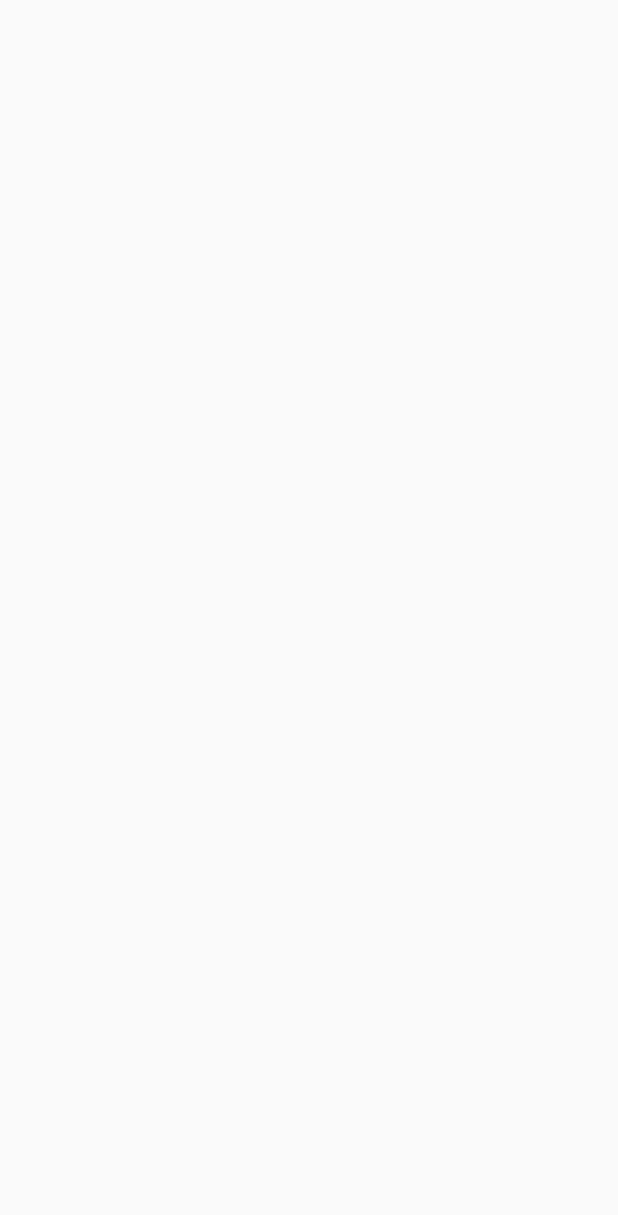
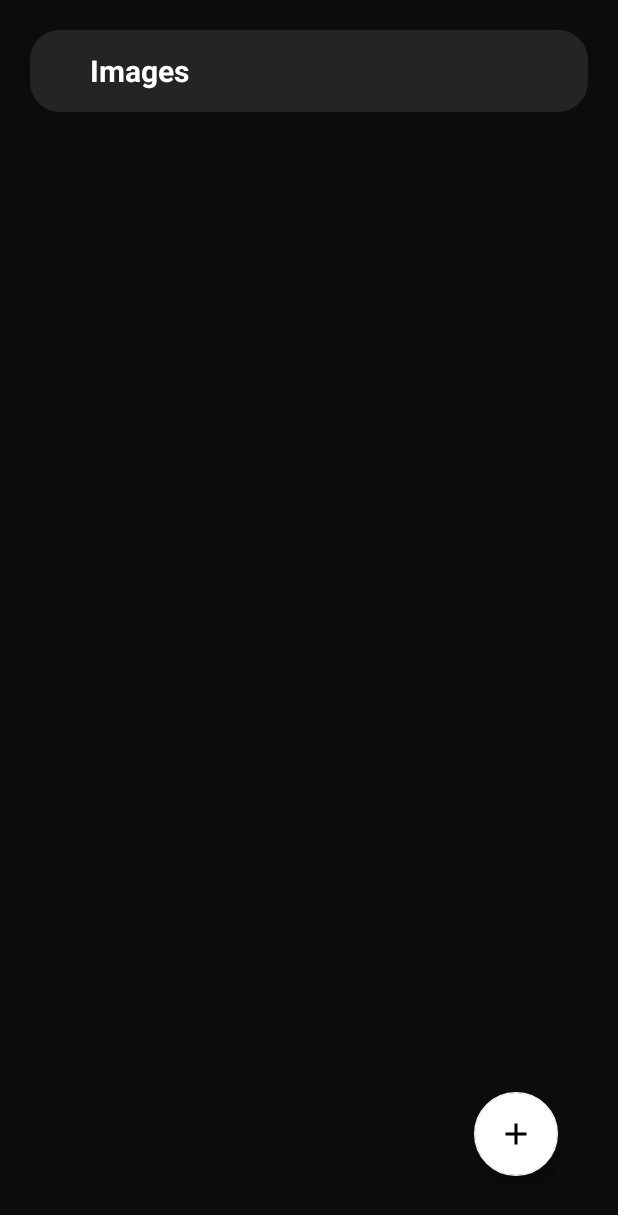
Before and after one commit to manikmmalhotra/Calculator_HiddenVault, an Android app: the imageActivity screen opened directly, with no data from a screen before it, on a phone screen of 412 x 824 dp. Before the commit the part shown is empty. Shown: the top 1215 px of the screen. Run offline under Robolectric (Android 15) with nearby library versions, the phone set to English and light mode, and no system bars.

Commit message:
image activity

```diff
--- a/app/build.gradle
+++ b/app/build.gradle
@@ -41,6 +41,7 @@ dependencies {
     implementation 'androidx.constraintlayout:constraintlayout:2.0.1'
     implementation 'androidx.legacy:legacy-support-v4:1.0.0'
     testImplementation 'junit:junit:4.12'
+    implementation 'com.google.android.material:material:1.3.0-alpha02'
     androidTestImplementation 'androidx.test.ext:junit:1.1.2'
     androidTestImplementation 'androidx.test.espresso:espresso-core:3.3.0'
 }
--- a/app/src/main/java/com/jerry/calculator/FingerprintHandler.kt
+++ b/app/src/main/java/com/jerry/calculator/FingerprintHandler.kt
@@ -64,6 +64,7 @@ class FingerprintHandler(private val context: Context) :
     //onAuthenticationSucceeded is called when a fingerprint has been successfully matched to one of the fingerprints stored on the user’s device//
     override fun onAuthenticationSucceeded(result: FingerprintManager.AuthenticationResult) {
         Toast.makeText(context, "Success!", Toast.LENGTH_LONG).show()
+        startActivity(context, Intent(context,imageActivity::class.java),Bundle())
     }
 
 
--- /dev/null
+++ b/app/src/main/res/drawable/ic_baseline_add_24.xml
@@ -0,0 +1,5 @@
+<vector android:height="30dp" android:tint="#000"
+    android:viewportHeight="24" android:viewportWidth="24"
+    android:width="30dp" xmlns:android="http://schemas.android.com/apk/res/android">
+    <path android:fillColor="#000" android:pathData="M19,13h-6v6h-2v-6H5v-2h6V5h2v6h6v2z"/>
+</vector>
--- a/app/src/main/res/layout/activity_image.xml
+++ b/app/src/main/res/layout/activity_image.xml
@@ -1,9 +1,73 @@
 <?xml version="1.0" encoding="utf-8"?>
-<androidx.constraintlayout.widget.ConstraintLayout xmlns:android="http://schemas.android.com/apk/res/android"
+<androidx.constraintlayout.widget.ConstraintLayout
+    xmlns:android="http://schemas.android.com/apk/res/android"
     xmlns:app="http://schemas.android.com/apk/res-auto"
     xmlns:tools="http://schemas.android.com/tools"
     android:layout_width="match_parent"
     android:layout_height="match_parent"
+    android:background="#0C0C0C"
+    android:orientation="vertical"
+    android:weightSum="10"
     tools:context=".imageActivity">
 
+
+    <LinearLayout
+        android:id="@+id/linearLayout3"
+        android:layout_width="match_parent"
+        android:layout_height="match_parent"
+        android:orientation="vertical"
+        android:weightSum="10"
+        app:layout_constraintBottom_toBottomOf="parent"
+        app:layout_constraintEnd_toEndOf="parent"
+        app:layout_constraintStart_toStartOf="parent"
+        app:layout_constraintTop_toTopOf="parent">
+
+        <LinearLayout
+            android:id="@+id/linearLayout2"
+            android:layout_width="match_parent"
+            android:layout_height="0dp"
+            android:layout_margin="20dp"
+            android:layout_weight=".7"
+            android:background="@drawable/rounder">
+
+            <TextView
+                android:layout_width="wrap_content"
+                android:layout_height="wrap_content"
+                android:layout_gravity="center_vertical"
+                android:layout_marginStart="40dp"
+                android:layout_marginLeft="40dp"
+                android:text="Images"
+                android:textColor="#FFFFFF"
+                android:textSize="20sp"
+                android:textStyle="bold" />
+
+
+        </LinearLayout>
+
+        <androidx.recyclerview.widget.RecyclerView
+            android:id="@+id/recyclerView"
+            android:layout_width="match_parent"
+            android:layout_height="0dp"
+            android:layout_weight="9.3" />
+
+    </LinearLayout>
+
+    <androidx.coordinatorlayout.widget.CoordinatorLayout
+        android:layout_width="match_parent"
+        android:layout_height="wrap_content"
+        app:layout_constraintBottom_toBottomOf="parent"
+        app:layout_constraintEnd_toEndOf="parent"
+        app:layout_constraintStart_toStartOf="parent">
+
+        <com.google.android.material.floatingactionbutton.FloatingActionButton
+            android:id="@+id/addbtn"
+            android:layout_width="wrap_content"
+            android:layout_height="wrap_content"
+            android:layout_gravity="end"
+            android:layout_margin="40dp"
+            android:src="@drawable/ic_baseline_add_24"
+            app:backgroundTint="#FFFFFF" />
+    </androidx.coordinatorlayout.widget.CoordinatorLayout>
+
+
 </androidx.constraintlayout.widget.ConstraintLayout>
```
